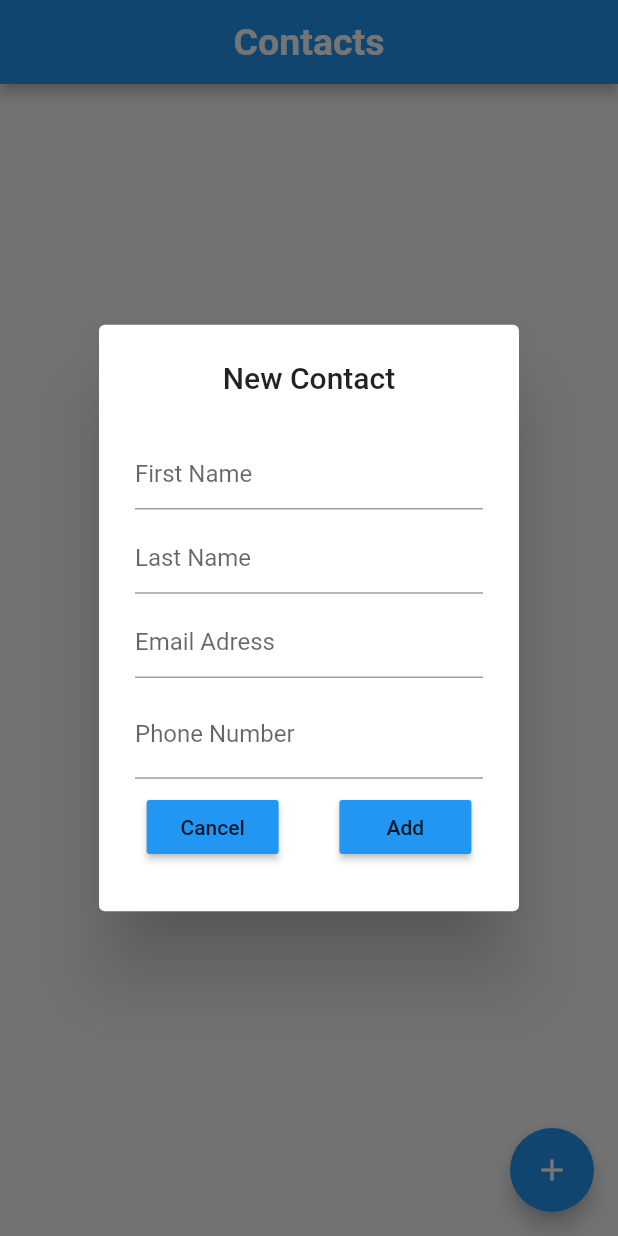
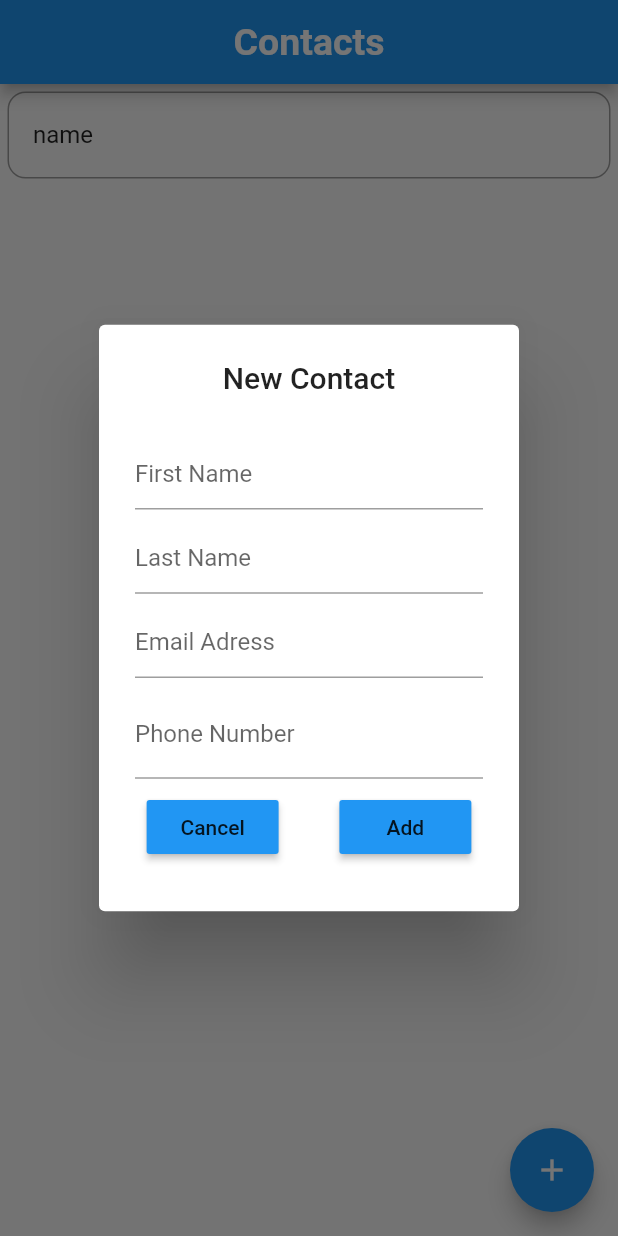
Before and after one commit to dafidakk/contact_app, a Flutter app: the screen it shows after launch, after a tap on the "add" icon, on a phone screen of 412 x 824 dp. Run offline on Flutter 3.47's test engine with Material 2 defaults, Android fonts, the phone set to English and light mode, and no system bars; drawn by our look-alikes of flutter_slidable; our stand-ins replace hive, hive_flutter; accounts and stored records are empty.

Commit message:
hive , slidable implemented

```diff
--- a/analysis_options.yaml
+++ b/analysis_options.yaml
@@ -7,7 +7,7 @@
 
 # The following line activates a set of recommended lints for Flutter apps,
 # packages, and plugins designed to encourage good coding practices.
-include: package:flutter_lints/flutter.yaml
+# include: package:flutter_lints/flutter.yaml
 
 linter:
   # The lint rules applied to this project can be customized in the
--- /dev/null
+++ b/lib/data/database.dart
@@ -0,0 +1,29 @@
+import 'package:contact_app/model/model.dart';
+import 'package:hive_flutter/hive_flutter.dart';
+
+class ContactDataBase {
+  List contacts = [];
+  //reference our box
+  final _myBox = Hive.box('mybox');
+
+  // run this method if this is the 1st time ever opening this app
+  void createInitialData() {
+    var _contact = Contact(
+        name: 'name',
+        lastName: 'lastName',
+        emailAddress: 'emailAddress',
+        phoneNumber: 'phoneNumber');
+    contacts.add(_contact);
+  }
+  //load the data from database
+
+  void loadData() {
+    contacts = _myBox.get("CONTACTLIST");
+  }
+
+  // update the database
+
+  void updateDatabase() {
+    _myBox.put("CONTACTLIST", contacts);
+  }
+}
--- a/lib/main.dart
+++ b/lib/main.dart
@@ -1,7 +1,18 @@
 import 'package:contact_app/pages/home_page.dart';
 import 'package:flutter/material.dart';
+import 'package:hive_flutter/hive_flutter.dart';
 
-void main() {
+import 'model/model.dart';
+
+void main() async {
+  // init the hive
+  await Hive.initFlutter();
+
+  Hive.registerAdapter(ContactAdapter());
+
+  // open a box
+  var box = await Hive.openBox('mybox');
+
   runApp(MaterialApp(home: MyApp()));
 }
 
--- a/lib/model/model.dart
+++ b/lib/model/model.dart
@@ -1,9 +1,22 @@
-import 'package:flutter/cupertino.dart';
+import 'package:hive/hive.dart';
 
-class Contact {
+part 'model.g.dart';
+
+// after decorating run command below
+// flutter packages pub run build_runner build
+
+@HiveType(typeId: 0)
+class Contact extends HiveObject {
+  @HiveField(0)
   String name;
+
+  @HiveField(1)
   String lastName;
+
+  @HiveField(2)
   String emailAddress;
+
+  @HiveField(3)
   String phoneNumber;
 
   Contact(
--- a/lib/pages/home_page.dart
+++ b/lib/pages/home_page.dart
@@ -1,10 +1,14 @@
 import 'package:contact_app/model/model.dart';
 import 'package:flutter/material.dart';
+import 'package:flutter_slidable/flutter_slidable.dart';
+import 'package:hive_flutter/hive_flutter.dart';
+import '../data/database.dart';
 import '../utils/contact_dialog.dart';
 import 'contact_details.dart';
 
 class HomePage extends StatefulWidget {
   const HomePage({super.key});
+
   final String title = "Contacts";
 
   @override
@@ -17,35 +21,45 @@ class _HomePageState extends State<HomePage> {
   final emailController = TextEditingController();
   final phoneNumberController = TextEditingController();
 
-  List<Contact> contactList = [];
+  //reference the hive box
 
-  // var _contact = Contact(name: name, lastName: lastName, emailAddress: emailAddress, phoneNumber: phoneNumber)
+  final _myBox = Hive.box('mybox');
+  ContactDataBase db = ContactDataBase();
 
+  @override
+  void initState() {
+    if (_myBox.get("CONTACTLIST") == null) {
+      db.createInitialData();
+    } else {
+      db.loadData();
+    }
+    super.initState();
+  }
+
+  // save contact to database
   void saveNewContact() {
     setState(() {
-      contactList.add(
-        Contact(
+      var _contact = Contact(
           name: firstNameController.text,
           lastName: lastNameController.text,
           emailAddress: emailController.text,
-            phoneNumber: phoneNumberController.text),
-      );
-      firstNameController.clear();
-      lastNameController.clear();
-      emailController.clear();
-      phoneNumberController.clear();
+          phoneNumber: phoneNumberController.text);
+
+      db.contacts.add(_contact);
+      db.updateDatabase();
       Navigator.of(context).pop();
+      // firstNameController.clear();
+      // lastNameController.clear();
+      // emailController.clear();
+      // phoneNumberController.clear();
     });
   }
 
+  // create contact
   void createNewContact() {
     showDialog(
       context: context,
       builder: (context) {
-        firstNameController.clear();
-        lastNameController.clear();
-        emailController.clear();
-        phoneNumberController.clear();
         return DialogBox(
           firstNameController: firstNameController,
           lastNameController: lastNameController,
@@ -58,8 +72,17 @@ class _HomePageState extends State<HomePage> {
     );
   }
 
+  // delete contact
+  void deleteContact(index) {
+    setState(() {
+      _myBox.delete(index.toString());
+    });
+
+    db.updateDatabase();
+  }
+
   showwidget() {
-    if (contactList.isEmpty) {
+    if (db.contacts.isEmpty) {
       return Text(
         "No Contacts",
         style: TextStyle(fontSize: 20.0, fontWeight: FontWeight.bold),
@@ -68,7 +91,7 @@ class _HomePageState extends State<HomePage> {
       //return Card();
       return Scaffold(
         body: ListView.builder(
-            itemCount: contactList.length,
+            itemCount: db.contacts.length,
             itemBuilder: ((context, index) {
               return Padding(
                 padding: const EdgeInsets.only(left: 5.0, right: 5.0, top: 5.0),
@@ -76,21 +99,34 @@ class _HomePageState extends State<HomePage> {
                   decoration: BoxDecoration(
                       borderRadius: BorderRadius.circular(12),
                       border: Border.all(color: Colors.grey)),
+                  child: Slidable(
+                    endActionPane: ActionPane(
+                      motion: StretchMotion(),
+                      children: [
+                        SlidableAction(
+                          onPressed: deleteContact,
+                          icon: Icons.delete,
+                          backgroundColor: Colors.red,
+                          borderRadius: BorderRadius.circular(12),
+                        )
+                      ],
+                    ),
                     child: ListTile(
-                    title: Text(contactList[index].name),
+                      title: Text(db.contacts[index].name),
                       onTap: () {
                         Navigator.push(
                           context,
                           MaterialPageRoute(
                             builder: (context) => ContactDetailPage(
-                            name: contactList[index].name,
-                            lastName: contactList[index].lastName,
-                            emailAddress: contactList[index].emailAddress,
-                            phoneNumber: contactList[index].phoneNumber,
+                              name: db.contacts[index].name,
+                              lastName: db.contacts[index].lastName,
+                              emailAddress: db.contacts[index].emailAddress,
+                              phoneNumber: db.contacts[index].phoneNumber,
                             ),
                           ),
                         );
                       },
+                    ),
                   ),
                 ),
               );
--- a/lib/utils/contact_dialog.dart
+++ b/lib/utils/contact_dialog.dart
@@ -3,7 +3,7 @@ import 'my_button.dart';
 import 'package:flutter/services.dart';
 
 // ignore: must_be_immutable
-class DialogBox extends StatelessWidget {
+class DialogBox extends StatefulWidget {
   // ignore: prefer_typing_uninitialized_variables
   TextEditingController firstNameController = TextEditingController();
   TextEditingController lastNameController = TextEditingController();
@@ -22,6 +22,11 @@ class DialogBox extends StatelessWidget {
       required this.onSave});
 
   @override
+  State<DialogBox> createState() => _DialogBoxState();
+}
+
+class _DialogBoxState extends State<DialogBox> {
+  @override
   Widget build(BuildContext context) {
     return AlertDialog(
       title: Center(
@@ -35,7 +40,7 @@ class DialogBox extends StatelessWidget {
           children: [
             //get user input
             TextFormField(
-              controller: firstNameController,
+              controller: widget.firstNameController,
               decoration: const InputDecoration(hintText: "First Name"),
               validator: (String? value) {
                 if (value == null || value.isEmpty) {
@@ -45,7 +50,7 @@ class DialogBox extends StatelessWidget {
               },
             ),
             TextFormField(
-              controller: lastNameController,
+              controller: widget.lastNameController,
               decoration: const InputDecoration(hintText: "Last Name"),
               validator: (String? value) {
                 if (value == null || value.isEmpty) {
@@ -55,7 +60,7 @@ class DialogBox extends StatelessWidget {
               },
             ),
             TextFormField(
-              controller: emailController,
+              controller: widget.emailController,
               keyboardType: TextInputType.emailAddress,
               decoration: const InputDecoration(
                 hintText: 'Email Adress',
@@ -68,7 +73,7 @@ class DialogBox extends StatelessWidget {
               },
             ),
             TextFormField(
-              controller: phoneNumberController,
+              controller: widget.phoneNumberController,
               decoration: InputDecoration(labelText: "Phone Number"),
               keyboardType: TextInputType.number,
               inputFormatters: <TextInputFormatter>[
@@ -81,13 +86,13 @@ class DialogBox extends StatelessWidget {
               mainAxisAlignment: MainAxisAlignment.spaceEvenly,
               children: [
                 //cancel button
-                MyButton(text: "Cancel", onPressed: onCancel),
+                MyButton(text: "Cancel", onPressed: widget.onCancel),
 
                 const SizedBox(
                   width: 25,
                 ),
                 //save button
-                MyButton(text: "Add", onPressed: onSave),
+                MyButton(text: "Add", onPressed: widget.onSave),
               ],
             )
           ],
--- a/pubspec.yaml
+++ b/pubspec.yaml
@@ -31,15 +31,19 @@ environment:
 dependencies:
   flutter:
     sdk: flutter
-
+  hive: ^2.2.3
+  hive_flutter: ^1.1.0
 
   # The following adds the Cupertino Icons font to your application.
   # Use with the CupertinoIcons class for iOS style icons.
   cupertino_icons: ^1.0.2
+  flutter_slidable: ^1.2.0
 
 dev_dependencies:
   flutter_test:
     sdk: flutter
+  hive_generator: ^1.1.3
+  build_runner: ^2.1.11
 
   # The "flutter_lints" package below contains a set of recommended lints to
   # encourage good coding practices. The lint set provided by the package is
```
Also changed, not shown: lib/pages/contact_details.dart (+9 -6 lines), lib/model/model.g.dart (added), pubspec.lock, 1 other file. Lines whose indentation alone changed are shown as unchanged.
